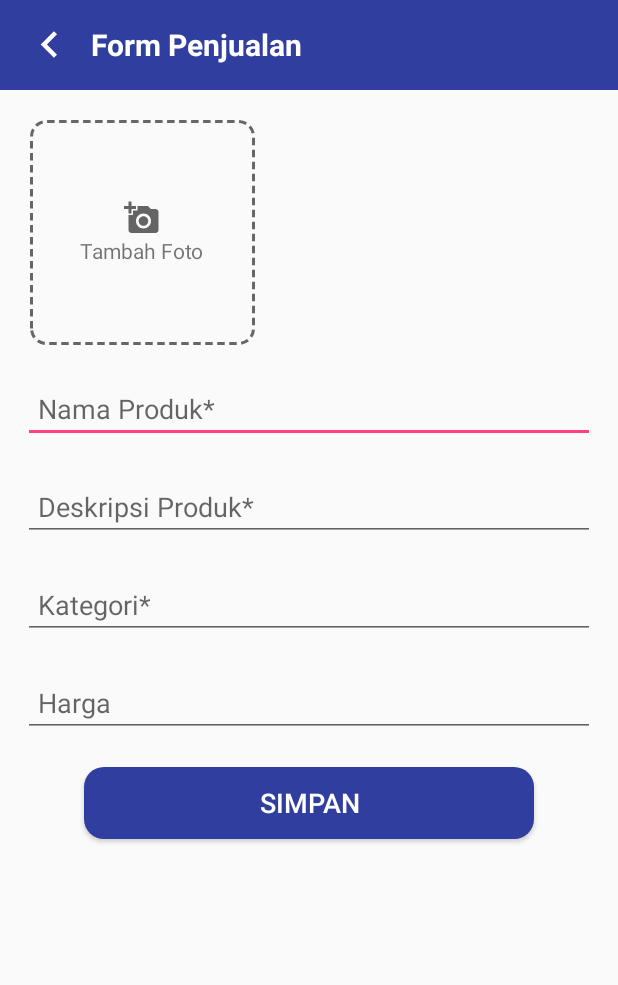
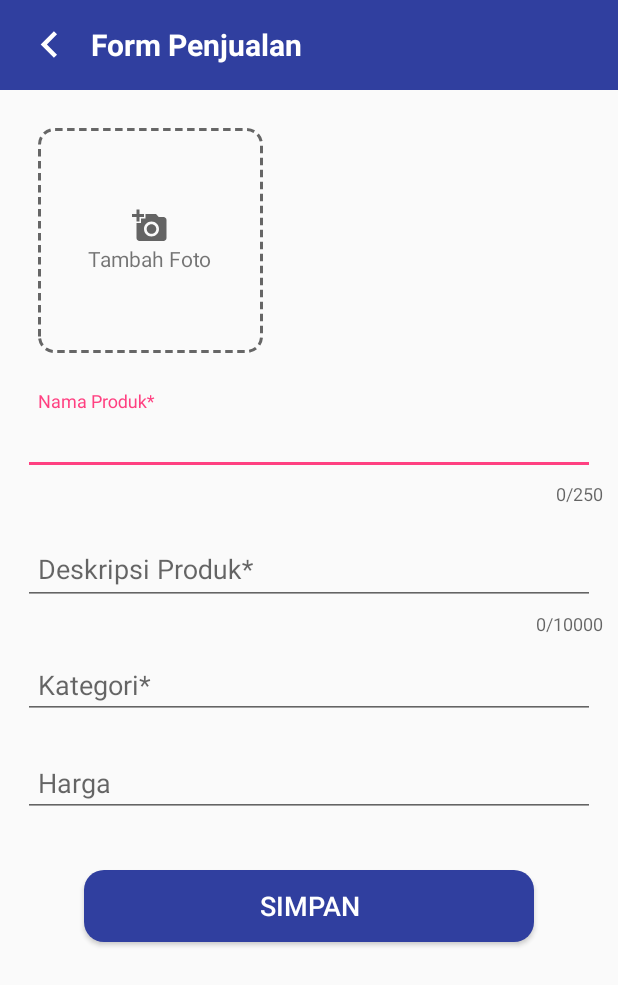
Before and after one commit to jhonyfsimbolon/ProDesCoba1, an Android app: the MainActivity screen opened directly, with no data from a screen before it, after a tap on "JUAL BARANGMU SEKARANG", on a phone screen of 412 x 824 dp. Shown: the top 985 px of the screen. Run offline under Robolectric (Android 15) with nearby library versions, the phone set to English and light mode, and no system bars; 1 other tap on this screen came first.

Commit message:
22/07/2020

```diff
--- a/app/src/main/java/com/unri/mobile/prodescoba1/MainActivity.java
+++ b/app/src/main/java/com/unri/mobile/prodescoba1/MainActivity.java
@@ -67,6 +67,10 @@ public class MainActivity extends AppCompatActivity implements BottomNavigationV
             public void onClick(View view) {
                 Intent i = new Intent(MainActivity.this,SellingFormActivity.class);
                 startActivity(i);
+                findViewById(R.id.btn_x).setVisibility(View.GONE);
+                findViewById(R.id.bgplus).setVisibility(View.GONE);
+                findViewById(R.id.btn_jual).setVisibility(View.GONE);
+                findViewById(R.id.btn_plus).setVisibility(View.VISIBLE);
             }
         });
         BottomNavigationView bottomNavigationView = findViewById(R.id.bn_main);
--- a/app/src/main/java/com/unri/mobile/prodescoba1/SellingFormActivity.java
+++ b/app/src/main/java/com/unri/mobile/prodescoba1/SellingFormActivity.java
@@ -3,12 +3,24 @@ package com.unri.mobile.prodescoba1;
 import androidx.appcompat.app.AppCompatActivity;
 
 import android.os.Bundle;
+import android.view.View;
+import android.widget.Button;
 
 public class SellingFormActivity extends AppCompatActivity {
 
+    Button back;
     @Override
     protected void onCreate(Bundle savedInstanceState) {
         super.onCreate(savedInstanceState);
         setContentView(R.layout.activity_selling_form);
+
+        back = findViewById(R.id.btn_back_selling);
+
+        back.setOnClickListener(new View.OnClickListener() {
+            @Override
+            public void onClick(View view) {
+                finish();
+            }
+        });
     }
 }
--- a/app/src/main/res/layout/activity_selling_form.xml
+++ b/app/src/main/res/layout/activity_selling_form.xml
@@ -15,7 +15,7 @@
         android:background="@color/colorPrimaryDark">
 
         <Button
-            android:id="@+id/btn_back_setting"
+            android:id="@+id/btn_back_selling"
             android:layout_width="35dp"
             android:layout_height="35dp"
             android:layout_centerVertical="true"
@@ -25,7 +25,7 @@
         <TextView
             android:layout_width="wrap_content"
             android:layout_height="wrap_content"
-            android:layout_toRightOf="@+id/btn_back_setting"
+            android:layout_toRightOf="@+id/btn_back_selling"
             android:text="Form Penjualan"
             android:textColor="@android:color/white"
             android:textStyle="bold"
@@ -44,7 +44,7 @@
             android:layout_width="150dp"
             android:layout_height="150dp"
             android:gravity="center"
-            android:layout_margin="20dp"
+            android:layout_margin="25dp"
             android:background="@drawable/upload_foto"
             android:orientation="vertical"
             android:clickable="true"
@@ -60,6 +60,12 @@
                 android:text="Tambah Foto"/>
         </LinearLayout>
 
+        <com.google.android.material.textfield.TextInputLayout
+            android:layout_width="match_parent"
+            android:layout_height="wrap_content"
+            app:counterEnabled="true"
+            android:layout_marginBottom="10dp"
+            app:counterMaxLength="250">
             <EditText
                 android:layout_width="match_parent"
                 android:layout_height="wrap_content"
@@ -67,9 +73,17 @@
                 android:layout_marginRight="15dp"
                 android:paddingLeft="10dp"
                 android:paddingRight="10dp"
-            android:layout_marginBottom="20dp"
+                android:singleLine="true"
+                android:maxLength="250"
                 android:hint="Nama Produk*"/>
+        </com.google.android.material.textfield.TextInputLayout>
 
+        <com.google.android.material.textfield.TextInputLayout
+            android:layout_width="match_parent"
+            android:layout_height="wrap_content"
+            app:counterEnabled="true"
+            android:layout_marginBottom="10dp"
+            app:counterMaxLength="10000">
             <EditText
                 android:layout_width="match_parent"
                 android:layout_height="wrap_content"
@@ -77,8 +91,9 @@
                 android:layout_marginRight="15dp"
                 android:paddingLeft="10dp"
                 android:paddingRight="10dp"
-            android:layout_marginBottom="20dp"
+                android:maxLength="10000"
                 android:hint="Deskripsi Produk*"/>
+        </com.google.android.material.textfield.TextInputLayout>
 
         <EditText
             android:layout_width="match_parent"
@@ -97,6 +112,7 @@
             android:layout_marginRight="15dp"
             android:paddingLeft="10dp"
             android:paddingRight="10dp"
+            android:inputType="number"
             android:layout_marginBottom="20dp"
             android:hint="Harga"/>
 
@@ -106,6 +122,7 @@
             android:layout_gravity="center"
             android:text="Simpan"
             android:textColor="#fff"
+            android:layout_margin="15dp"
             android:textSize="18dp"
             android:background="@drawable/rounded_save"/>
     </LinearLayout>
--- a/app/src/main/res/layout/myaccount_fragment.xml
+++ b/app/src/main/res/layout/myaccount_fragment.xml
@@ -38,6 +38,16 @@
             android:background="@drawable/ic_more"/>
 
     </RelativeLayout>
+
+    <androidx.swiperefreshlayout.widget.SwipeRefreshLayout
+        android:id="@+id/refresh_profile"
+        android:layout_width="match_parent"
+        android:layout_height="match_parent">
+
+    <LinearLayout
+        android:layout_width="match_parent"
+        android:layout_height="match_parent"
+        android:orientation="vertical">
     <RelativeLayout
         android:layout_width="match_parent"
         android:layout_height="wrap_content"
@@ -171,4 +181,7 @@
         />
 
     <View style="@style/Divider"/>
+    </LinearLayout>
+    </androidx.swiperefreshlayout.widget.SwipeRefreshLayout>
+
 </LinearLayout>
```
Lines whose indentation alone changed are shown as unchanged.
